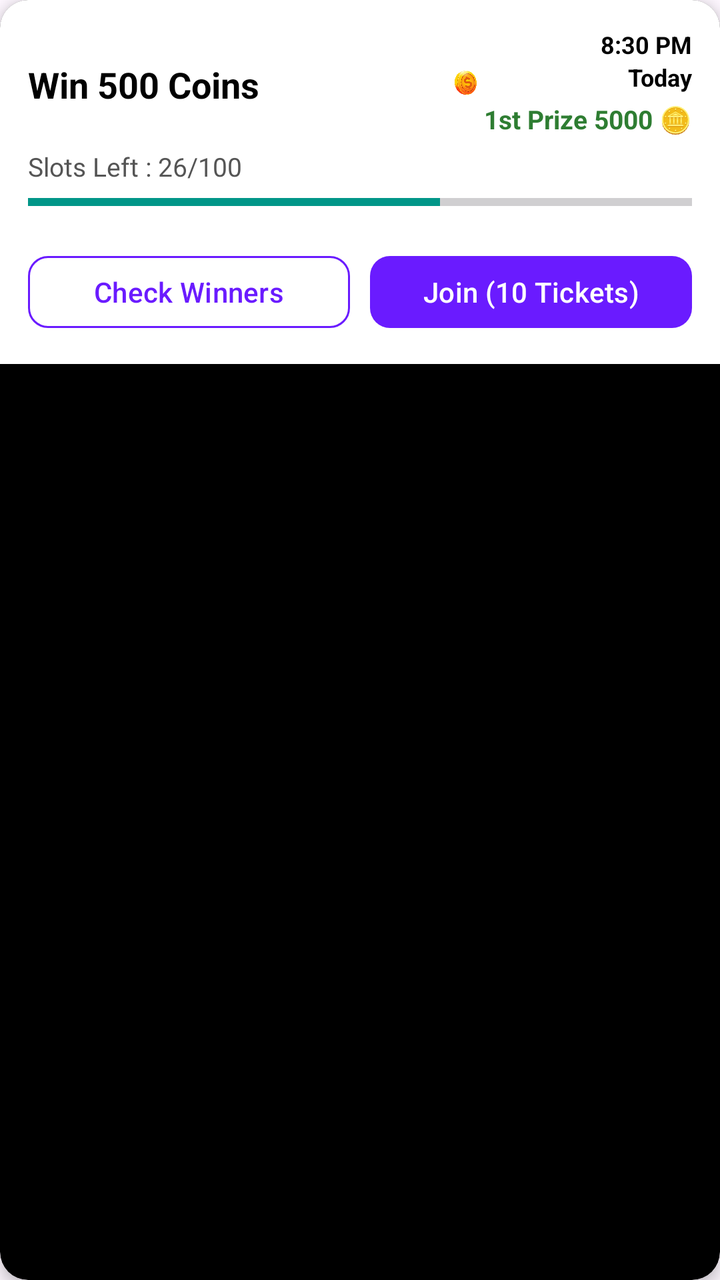
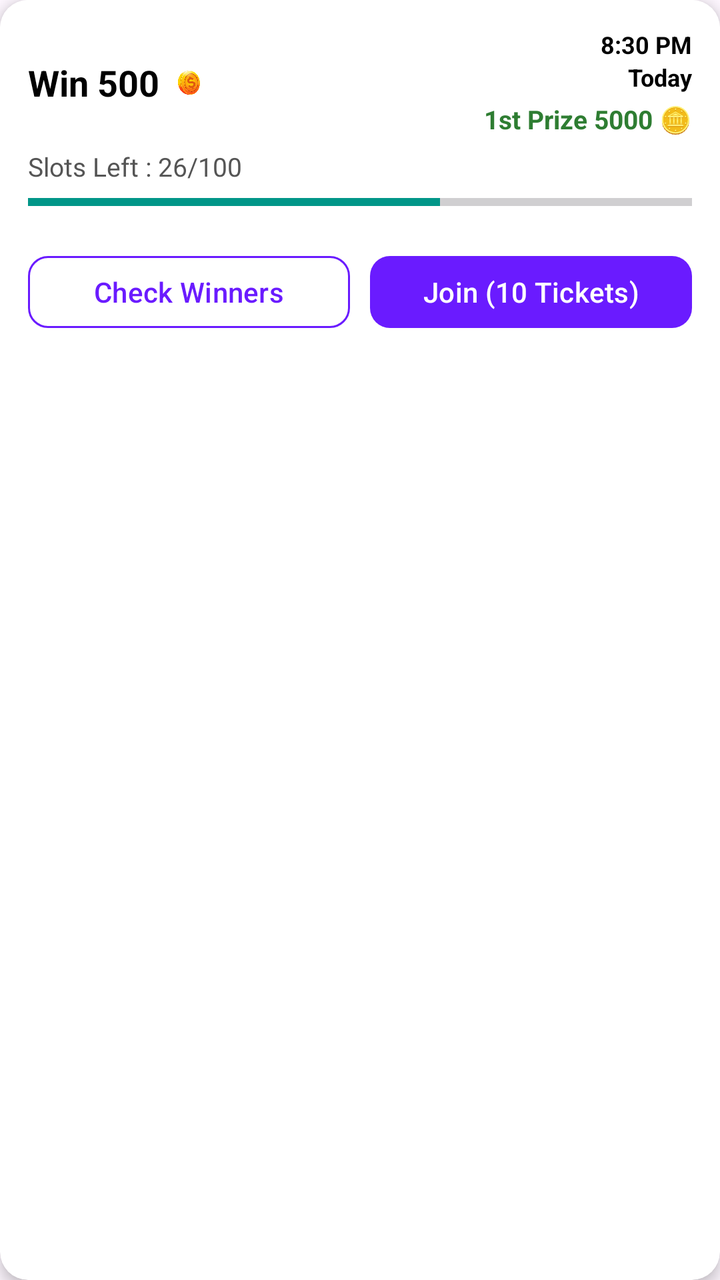

The first picture is an Android layout as it rendered before a commit; the second is the same layout after the commit. The layout source and the unified diff follow.
<!-- AndroidManifest.xml: application theme Theme.RGamer -->
<!-- res/layout/item_freefire_tournament.xml -->
<?xml version="1.0" encoding="utf-8"?>
<androidx.cardview.widget.CardView
    xmlns:android="http://schemas.android.com/apk/res/android"
    xmlns:app="http://schemas.android.com/apk/res-auto"
    android:layout_width="match_parent"
    android:layout_height="wrap_content"
    android:layout_marginBottom="12dp"
    app:cardCornerRadius="14dp"
    app:cardElevation="4dp"
    app:cardBackgroundColor="@color/black"
    android:backgroundTint="@color/black"
    android:outlineSpotShadowColor="@color/black"
    android:outlineAmbientShadowColor="@color/black"
    android:background="@color/white">

    <LinearLayout
        android:layout_width="match_parent"
        android:layout_height="wrap_content"
        android:backgroundTint="@color/white"
        android:background="@color/white"
        android:orientation="vertical"
        android:padding="14dp">

        
        <LinearLayout
            android:layout_width="match_parent"
            android:layout_height="wrap_content"
            android:gravity="center_vertical"
            android:orientation="horizontal">


            
            <TextView
                android:id="@+id/txtPrize"
                android:layout_width="195dp"
                android:layout_height="22dp"
                android:layout_weight="1"
                android:text="Win 500 Coins"
                android:textColor="@color/black"
                android:textSize="18sp"
                android:textStyle="bold" />


            

            <ImageView
                android:id="@+id/imgCoin"
                android:layout_width="18dp"
                android:layout_height="18dp"
                android:layout_marginStart="6dp"
                android:src="@drawable/ic_coin" />

            <LinearLayout
                android:layout_width="wrap_content"
                android:layout_height="wrap_content"
                android:gravity="end"
                android:orientation="vertical">

                <TextView
                    android:id="@+id/txtTimeLabel"
                    android:layout_width="wrap_content"
                    android:layout_height="wrap_content"
                    android:text="8:30 PM"
                    android:textColor="@color/black"
                    android:textSize="12sp"
                    android:textStyle="bold" />

                <TextView
                    android:id="@+id/txtDateLabel"
                    android:layout_width="wrap_content"
                    android:layout_height="wrap_content"
                    android:text="Today"
                    android:textColor="@color/black"
                    android:textSize="12sp"
                    android:textStyle="bold" />

                <TextView
                    android:id="@+id/txtCountdown"
                    android:layout_width="wrap_content"
                    android:layout_height="wrap_content"
                    android:text="Starts in 00:00:00"
                    android:textColor="#D32F2F"
                    android:textSize="11sp"
                    android:visibility="gone" />

                <TextView
                    android:id="@+id/txtFirstPrize"
                    android:layout_width="wrap_content"
                    android:layout_height="wrap_content"
                    android:layout_marginTop="4dp"
                    android:text="1st Prize 5000 🪙"
                    android:textColor="#2E7D32"
                    android:textSize="13sp"
                    android:textStyle="bold" />
            </LinearLayout>
        </LinearLayout>

        
        <TextView
            android:id="@+id/txtSlots"
            android:layout_width="wrap_content"
            android:layout_height="wrap_content"
            android:layout_marginTop="6dp"
            android:text="Slots Left : 26/100"
            android:textColor="#555"
            android:textSize="13sp" />

        <ProgressBar
            android:id="@+id/progressSlots"
            style="?android:attr/progressBarStyleHorizontal"
            android:layout_width="match_parent"
            android:layout_height="6dp"
            android:layout_marginTop="6dp"
            android:backgroundTint="#E0E0E0"
            android:max="100"
            android:progress="62"
            android:progressTint="#009688" />

        
        <LinearLayout
            android:layout_width="match_parent"
            android:layout_height="wrap_content"
            android:layout_marginTop="10dp"
            android:orientation="horizontal">

            <TextView
                android:id="@+id/gameid"
                android:layout_width="0dp"
                android:layout_height="40dp"
                android:layout_weight="1"
                android:background="@drawable/bg_yellow_outline"
                android:gravity="center"
                android:text="00000000"
                android:textColor="@color/black"
                android:visibility="gone" />

            <TextView
                android:id="@+id/gamePassword"
                android:layout_width="0dp"
                android:layout_height="40dp"
                android:layout_marginStart="8dp"
                android:layout_weight="1"
                android:background="@drawable/bg_outline_button"
                android:gravity="center"
                android:text="0000000000"
                android:textColor="@color/black"
                android:visibility="gone" />
        </LinearLayout>

        
        
        <LinearLayout
            android:layout_width="match_parent"
            android:layout_height="wrap_content"
            android:layout_marginTop="10dp"
            android:orientation="horizontal">

            <com.google.android.material.button.MaterialButton
                android:id="@+id/btnWinners"
                android:layout_width="0dp"
                android:layout_height="44dp"
                android:layout_weight="1"
                android:text="Check Winners"
                android:textAllCaps="false"
                android:textColor="#6A1BFF"
                app:backgroundTint="@android:color/white"
                app:cornerRadius="10dp"
                app:strokeColor="#6A1BFF"
                app:strokeWidth="1dp" />

            <com.google.android.material.button.MaterialButton
                android:id="@+id/btnJoin"
                android:layout_width="0dp"
                android:layout_height="44dp"
                android:layout_marginStart="10dp"
                android:layout_weight="1"
                android:text="Join (10 Tickets)"
                android:textAllCaps="false"
                android:textColor="@android:color/white"
                app:backgroundTint="#6A1BFF"
                app:cornerRadius="10dp" />
        </LinearLayout>


    </LinearLayout>
</androidx.cardview.widget.CardView>
<!-- resources referenced by this layout -->
<resources>
  <color name="black">#FF000000</color>
  <color name="white">#FFFFFFFF</color>
  <!-- drawable bg_outline_button (drawable) -->
  <shape xmlns:android="http://schemas.android.com/apk/res/android">
      <solid android:color="#EEF2FF"/>
      <stroke android:width="2dp" android:color="#3F51B5"/>
      <corners android:radius="12dp"/>
  </shape>
  <!-- drawable bg_yellow_outline (drawable) -->
  <?xml version="1.0" encoding="utf-8"?>
  <shape xmlns:android="http://schemas.android.com/apk/res/android"
      android:shape="rectangle">
  
      
      <solid android:color="#FFF8E1"/>
  
      
      <corners android:radius="14dp"/>
  
      
      <stroke
          android:width="1.5dp"
          android:color="#FFC107"/>
  
      
      <padding
          android:left="12dp"
          android:top="8dp"
          android:right="12dp"
          android:bottom="8dp"/>
  </shape>
  <!-- drawable ic_coin: png bitmap (drawable, 507750 bytes) -->
  <style name="Theme.RGamer" parent="Base.Theme.RGamer" />
  <style name="Base.Theme.RGamer" parent="Theme.Material3.DayNight.NoActionBar">
          
          
      </style>
</resources>

<!-- the commit's change to res/layout/item_freefire_tournament.xml (unified diff, before → after) -->
@@ -7,54 +7,53 @@
     android:layout_marginBottom="12dp"
     app:cardCornerRadius="14dp"
     app:cardElevation="4dp"
-    app:cardBackgroundColor="@color/black"
-    android:backgroundTint="@color/black"
-    android:outlineSpotShadowColor="@color/black"
-    android:outlineAmbientShadowColor="@color/black"
-    android:background="@color/white">
+    app:cardBackgroundColor="@color/white">
 
     <LinearLayout
         android:layout_width="match_parent"
         android:layout_height="wrap_content"
-        android:backgroundTint="@color/white"
-        android:background="@color/white"
         android:orientation="vertical"
-        android:padding="14dp">
+        android:padding="14dp"
+        android:background="@color/white">
 
         
         <LinearLayout
             android:layout_width="match_parent"
             android:layout_height="wrap_content"
-            android:gravity="center_vertical"
-            android:orientation="horizontal">
-
+            android:orientation="horizontal"
+            android:gravity="center_vertical">
 
             
-            <TextView
-                android:id="@+id/txtPrize"
-                android:layout_width="195dp"
-                android:layout_height="22dp"
+            <LinearLayout
+                android:layout_width="0dp"
+                android:layout_height="wrap_content"
                 android:layout_weight="1"
-                android:text="Win 500 Coins"
-                android:textColor="@color/black"
-                android:textSize="18sp"
-                android:textStyle="bold" />
+                android:orientation="horizontal"
+                android:gravity="center_vertical">
 
+                <TextView
+                    android:id="@+id/txtPrize"
+                    android:layout_width="wrap_content"
+                    android:layout_height="wrap_content"
+                    android:text="Win 500"
+                    android:textColor="@color/black"
+                    android:textSize="18sp"
+                    android:textStyle="bold" />
+
+                <ImageView
+                    android:id="@+id/imgCoin"
+                    android:layout_width="18dp"
+                    android:layout_height="18dp"
+                    android:layout_marginStart="6dp"
+                    android:src="@drawable/ic_coin" />
+            </LinearLayout>
 
             
-
-            <ImageView
-                android:id="@+id/imgCoin"
-                android:layout_width="18dp"
-                android:layout_height="18dp"
-                android:layout_marginStart="6dp"
-                android:src="@drawable/ic_coin" />
-
             <LinearLayout
                 android:layout_width="wrap_content"
                 android:layout_height="wrap_content"
-                android:gravity="end"
-                android:orientation="vertical">
+                android:orientation="vertical"
+                android:gravity="end">
 
                 <TextView
                     android:id="@+id/txtTimeLabel"
@@ -106,15 +105,15 @@
             android:textSize="13sp" />
 
         <ProgressBar
-            android:id="@+id/progressSlots"
+            android:id="@+id/progSlots"
             style="?android:attr/progressBarStyleHorizontal"
             android:layout_width="match_parent"
             android:layout_height="6dp"
             android:layout_marginTop="6dp"
-            android:backgroundTint="#E0E0E0"
             android:max="100"
             android:progress="62"
-            android:progressTint="#009688" />
+            android:progressTint="#009688"
+            android:backgroundTint="#E0E0E0" />
 
         
         <LinearLayout
@@ -128,10 +127,10 @@
                 android:layout_width="0dp"
                 android:layout_height="40dp"
                 android:layout_weight="1"
-                android:background="@drawable/bg_yellow_outline"
                 android:gravity="center"
                 android:text="00000000"
                 android:textColor="@color/black"
+                android:background="@drawable/bg_yellow_outline"
                 android:visibility="gone" />
 
             <TextView
@@ -140,14 +139,13 @@
                 android:layout_height="40dp"
                 android:layout_marginStart="8dp"
                 android:layout_weight="1"
-                android:background="@drawable/bg_outline_button"
                 android:gravity="center"
                 android:text="0000000000"
                 android:textColor="@color/black"
+                android:background="@drawable/bg_outline_button"
                 android:visibility="gone" />
         </LinearLayout>
 
-        
         
         <LinearLayout
             android:layout_width="match_parent"
@@ -181,6 +179,5 @@
                 app:cornerRadius="10dp" />
         </LinearLayout>
 
-
     </LinearLayout>
 </androidx.cardview.widget.CardView>
